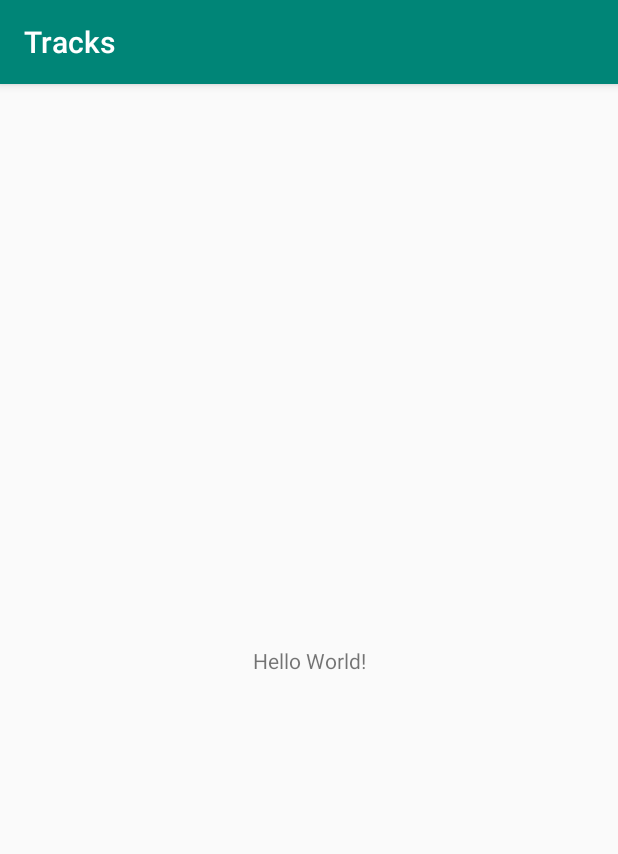
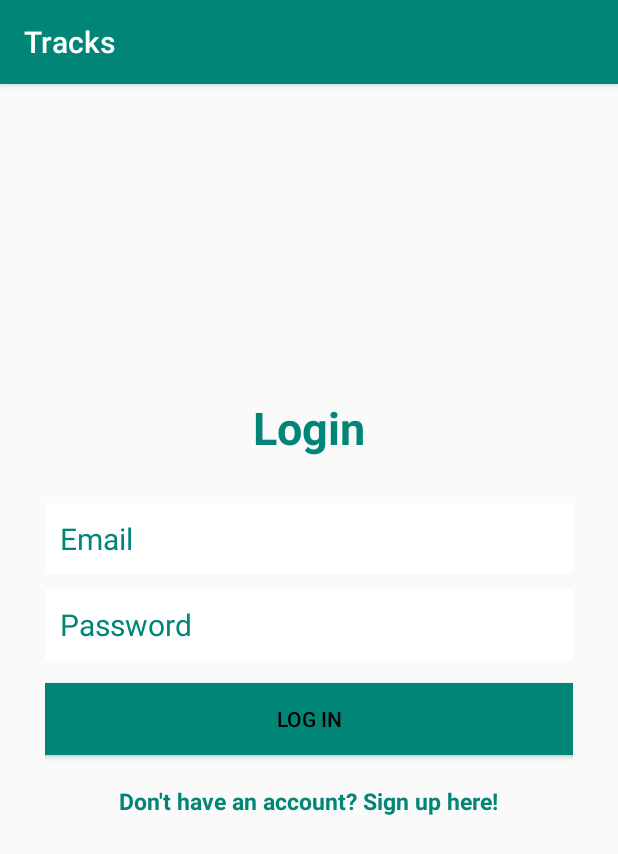
Before and after one commit to claudinos/Tracks, an Android app: the screen it shows after launch (MainActivity before the commit, LoginActivity after it), on a phone screen of 412 x 824 dp. Shown: the top 854 px of the screen. Run offline under Robolectric (Android 15) with nearby library versions, the phone set to English and light mode, and no system bars; our stand-ins replace ButterKnife, Firebase (no records; nobody signed in at launch, a user with empty details on screens opened directly).

Commit message:
add log and signup updated

```diff
--- a/app/src/main/AndroidManifest.xml
+++ b/app/src/main/AndroidManifest.xml
@@ -9,13 +9,17 @@
         android:roundIcon="@mipmap/ic_launcher_round"
         android:supportsRtl="true"
         android:theme="@style/AppTheme">
-        <activity android:name=".MainActivity">
+        <activity android:name=".SignUpActivity"></activity>
+        <activity android:name=".LoginActivity">
             <intent-filter>
                 <action android:name="android.intent.action.MAIN" />
 
                 <category android:name="android.intent.category.LAUNCHER" />
             </intent-filter>
+
         </activity>
+        <activity android:name=".MainActivity"/>
+
     </application>
 
 </manifest>
--- /dev/null
+++ b/app/src/main/java/com/moringa/tracks/LoginActivity.java
@@ -0,0 +1,124 @@
+package com.moringa.tracks;
+
+import androidx.annotation.NonNull;
+import androidx.appcompat.app.AppCompatActivity;
+
+import android.app.ProgressDialog;
+import android.content.Intent;
+import android.os.Bundle;
+import android.util.Log;
+import android.view.View;
+import android.widget.Button;
+import android.widget.EditText;
+import android.widget.TextView;
+import android.widget.Toast;
+
+import com.google.android.gms.tasks.OnCompleteListener;
+import com.google.android.gms.tasks.Task;
+import com.google.firebase.auth.AuthResult;
+import com.google.firebase.auth.FirebaseAuth;
+import com.google.firebase.auth.FirebaseUser;
+
+import butterknife.BindView;
+import butterknife.ButterKnife;
+
+public class LoginActivity extends AppCompatActivity implements View.OnClickListener{
+
+
+    public static final String TAG = LoginActivity.class.getSimpleName();
+    @BindView(R.id.passwordLoginButton)
+    Button mPasswordLoginButton;
+    @BindView(R.id.emailEditText)
+    EditText mEmailEditText;
+    @BindView(R.id.passwordEditText) EditText mPasswordEditText;
+    @BindView(R.id.registerTextView)
+    TextView mRegisterTextView;
+
+    private FirebaseAuth mAuth;
+    private FirebaseAuth.AuthStateListener mAuthListener;
+
+    private ProgressDialog mAuthProgressDialog;
+    @Override
+    protected void onCreate(Bundle savedInstanceState) {
+        super.onCreate(savedInstanceState);
+        setContentView(R.layout.activity_login);
+        ButterKnife.bind(this);
+        mRegisterTextView.setOnClickListener(this);
+        mPasswordLoginButton.setOnClickListener(this);
+
+        mAuth = FirebaseAuth.getInstance();
+        mAuthListener = new FirebaseAuth.AuthStateListener(){
+
+        @Override
+        public void onAuthStateChanged(@NonNull FirebaseAuth firebaseAuth){
+            FirebaseUser user = firebaseAuth.getCurrentUser();
+            if(user != null){
+                Intent intent = new Intent(LoginActivity.this, MainActivity.class);
+                intent.setFlags(Intent.FLAG_ACTIVITY_NEW_TASK | Intent.FLAG_ACTIVITY_CLEAR_TASK);
+                startActivity(intent);
+                finish();
+            }
+        }
+    };
+    createAuthProgressDialog();
+}
+
+
+    private void createAuthProgressDialog(){
+        mAuthProgressDialog = new ProgressDialog(this);
+        mAuthProgressDialog.setTitle("Loading...");
+        mAuthProgressDialog.setMessage("Authenticating with Firebase...");
+        mAuthProgressDialog.setCancelable(false);
+    }
+
+    @Override
+    public void onClick(View v) {
+        if(v == mRegisterTextView){
+            Intent intent = new Intent(LoginActivity.this, SignUpActivity.class);
+            startActivity(intent);
+            finish();
+        }
+        if (v == mPasswordLoginButton){
+            loginWithPassword();
+        }
+
+    }
+    private void loginWithPassword(){
+        String email = mEmailEditText.getText().toString().trim();
+        String password = mPasswordEditText.getText().toString().trim();
+        if(email.equals("")){
+            mEmailEditText.setError("Please Enter Your Email");
+            return;
+        }
+        if(password.equals("")){
+            mPasswordEditText.setError("Password cannot be blank");
+            return;
+        }
+        mAuthProgressDialog.show();
+        mAuth.signInWithEmailAndPassword(email, password).addOnCompleteListener(this, new OnCompleteListener<AuthResult>() {
+            @Override
+            public void onComplete(@NonNull Task<AuthResult> task) {
+                mAuthProgressDialog.dismiss();
+                Intent intent = new Intent(LoginActivity.this, MainActivity.class);
+                intent.setFlags(Intent.FLAG_ACTIVITY_NEW_TASK | Intent.FLAG_ACTIVITY_CLEAR_TASK);
+                startActivity(intent);
+                finish();
+                if(!task.isSuccessful()){
+                    Log.w(TAG, "signInWithEmail", task.getException());
+                    Toast.makeText(LoginActivity.this, "Authentication failed.", Toast.LENGTH_LONG).show();
+                }
+            }
+        });
+    }
+
+    @Override
+    public void onStart(){
+        super.onStart();
+        mAuth.addAuthStateListener(mAuthListener);
+    }
+
+    @Override
+    public void onStop() {
+        super.onStop();
+        mAuth.removeAuthStateListener(mAuthListener);
+}}
--- /dev/null
+++ b/app/src/main/res/drawable/ic_lock_outline_black_24dp.xml
@@ -0,0 +1,5 @@
+<vector android:height="24dp" android:tint="#0C0C00"
+    android:viewportHeight="24.0" android:viewportWidth="24.0"
+    android:width="24dp" xmlns:android="http://schemas.android.com/apk/res/android">
+    <path android:fillColor="#FF000000" android:pathData="M12,17c1.1,0 2,-0.9 2,-2s-0.9,-2 -2,-2 -2,0.9 -2,2 0.9,2 2,2zM18,8h-1L17,6c0,-2.76 -2.24,-5 -5,-5S7,3.24 7,6v2L6,8c-1.1,0 -2,0.9 -2,2v10c0,1.1 0.9,2 2,2h12c1.1,0 2,-0.9 2,-2L20,10c0,-1.1 -0.9,-2 -2,-2zM8.9,6c0,-1.71 1.39,-3.1 3.1,-3.1s3.1,1.39 3.1,3.1v2L8.9,8L8.9,6zM18,20L6,20L6,10h12v10z"/>
+</vector>
--- /dev/null
+++ b/app/src/main/res/layout/activity_login.xml
@@ -0,0 +1,78 @@
+<?xml version="1.0" encoding="utf-8"?>
+<RelativeLayout xmlns:android="http://schemas.android.com/apk/res/android"
+    xmlns:app="http://schemas.android.com/apk/res-auto"
+    xmlns:tools="http://schemas.android.com/tools"
+    android:layout_width="match_parent"
+    android:layout_height="match_parent"
+    tools:context=".LoginActivity">
+
+    <LinearLayout
+        android:orientation="vertical"
+        android:layout_width="match_parent"
+        android:layout_height="wrap_content"
+        android:padding="30dp"
+        android:layout_centerVertical="true"
+        android:layout_centerHorizontal="true"
+        android:id="@+id/linearLayout">
+
+        <EditText
+            android:id="@+id/emailEditText"
+            android:layout_width="match_parent"
+            android:layout_height="wrap_content"
+            android:background="@android:color/white"
+            android:hint="Email"
+            android:inputType="textEmailAddress"
+            android:nextFocusDown="@+id/passwordEditText"
+            android:padding="10dp"
+            android:layout_marginBottom="10dp"
+            android:textColor="@android:color/black"
+            android:textColorHint="@color/colorPrimary"
+            android:textSize="20sp" />
+
+        <EditText
+            android:id="@+id/passwordEditText"
+            android:layout_width="match_parent"
+            android:layout_height="wrap_content"
+            android:background="@android:color/white"
+            android:hint="Password"
+            android:inputType="textPassword"
+            android:nextFocusDown="@+id/passwordEditText"
+            android:padding="10dp"
+            android:textColor="@android:color/black"
+            android:textColorHint="@color/colorPrimary"
+            android:textSize="20sp" />
+
+        <Button
+            android:id="@+id/passwordLoginButton"
+            android:layout_width="match_parent"
+            android:layout_height="wrap_content"
+            android:padding="10dp"
+            android:text="Log in"
+            android:background="@color/colorPrimary"
+            android:layout_marginTop="15dp"
+            android:textColor="@color/black" />
+
+        <TextView
+            android:layout_width="wrap_content"
+            android:layout_height="wrap_content"
+            android:layout_marginTop="20dp"
+            android:textColor="@color/colorPrimary"
+            android:textStyle="bold"
+            android:textSize="15sp"
+            android:text="Don't have an account? Sign up here!"
+            android:id="@+id/registerTextView"
+            android:layout_gravity="center_horizontal" />
+
+    </LinearLayout>
+
+    <TextView
+        android:layout_width="wrap_content"
+        android:layout_height="wrap_content"
+        android:text="Login"
+        android:textColor="@color/colorPrimary"
+        android:textSize="30dp"
+        android:textStyle="bold"
+        android:layout_above="@+id/linearLayout"
+        android:layout_centerHorizontal="true" />
+
+</RelativeLayout>
--- a/app/src/main/res/values/colors.xml
+++ b/app/src/main/res/values/colors.xml
@@ -3,4 +3,5 @@
     <color name="colorPrimary">#008577</color>
     <color name="colorPrimaryDark">#00574B</color>
     <color name="colorAccent">#D81B60</color>
+    <color name="black">#000000</color>
 </resources>
--- a/build.gradle
+++ b/build.gradle
@@ -8,6 +8,7 @@ buildscript {
     }
     dependencies {
         classpath 'com.android.tools.build:gradle:3.5.0'
+        classpath 'com.google.gms:google-services:4.2.0'
 
         // NOTE: Do not place your application dependencies here; they belong
         // in the individual module build.gradle files
```
Also changed, not shown: app/build.gradle (+14 -0 lines), app/src/main/java/com/moringa/tracks/SignUpActivity.java (added, +161 -0 lines), app/src/main/res/layout/activity_sign_up.xml (added, +107 -0 lines), 1 other file.
